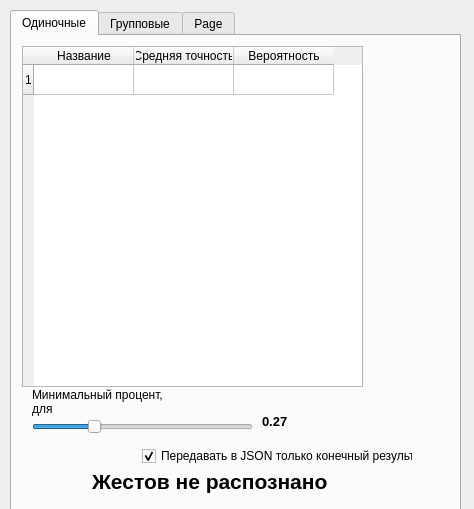
The window that monitoring.ui (GamesIS/HandGestureRecognitionVer2) describes before a commit, drawn with Qt 5.
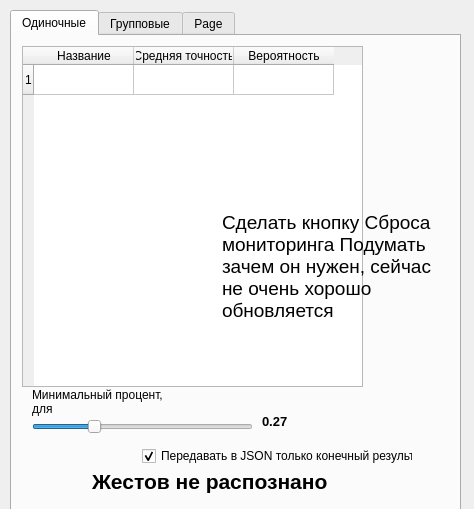
The same window after the commit.

The edit to the form file:
```diff
--- a/monitoring.ui
+++ b/monitoring.ui
@@ -180,6 +180,30 @@
       <bool>true</bool>
      </property>
     </widget>
+    <widget class="QLabel" name="thr_lbl_segm_6">
+     <property name="geometry">
+      <rect>
+       <x>210</x>
+       <y>170</y>
+       <width>231</width>
+       <height>121</height>
+      </rect>
+     </property>
+     <property name="font">
+      <font>
+       <pointsize>14</pointsize>
+      </font>
+     </property>
+     <property name="lineWidth">
+      <number>1</number>
+     </property>
+     <property name="text">
+      <string>Сделать кнопку Сброса мониторинга Подумать зачем он нужен, сейчас не очень хорошо обновляется</string>
+     </property>
+     <property name="wordWrap">
+      <bool>true</bool>
+     </property>
+    </widget>
    </widget>
    <widget class="QWidget" name="group_tab">
     <attribute name="title">
```
